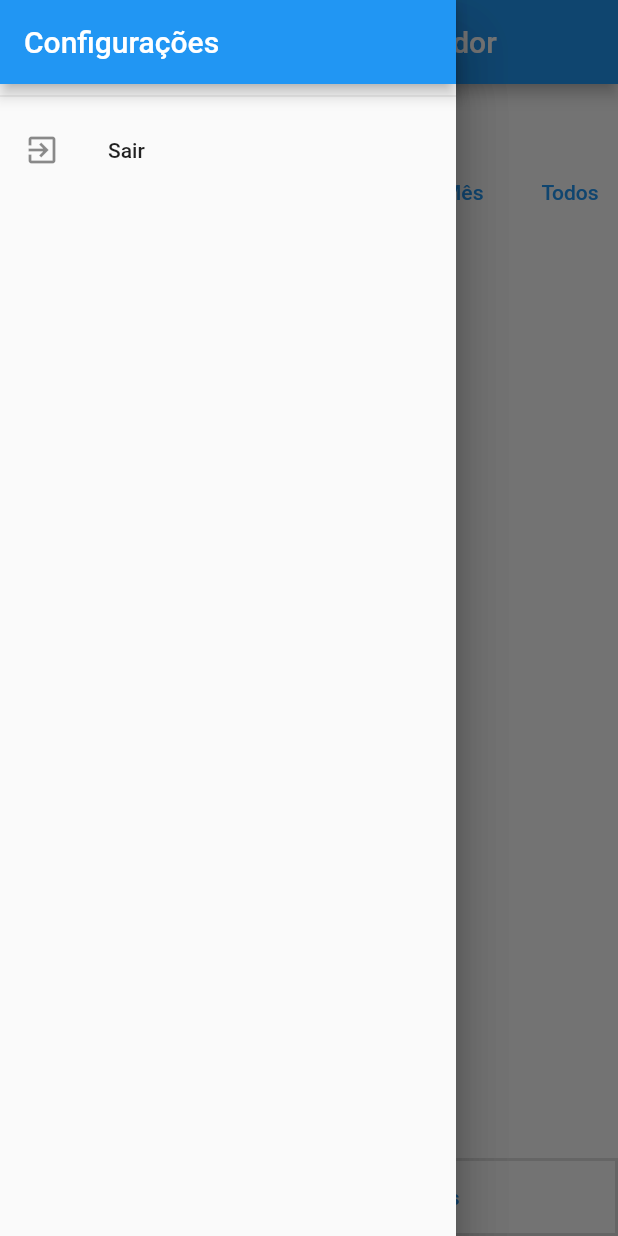
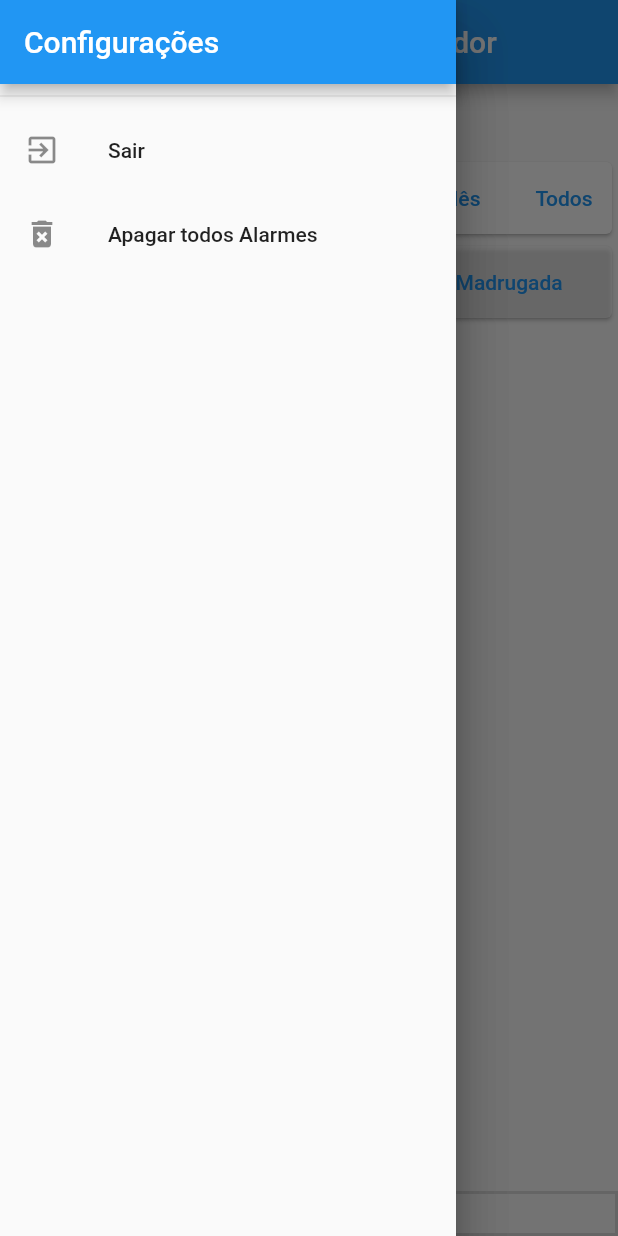
Before and after one commit to noldorj/personal-home-guard-mobile, a Flutter app: the MainManagement screen opened by its route, in the side drawer, after a tap on "Hoje", on a phone screen of 412 x 824 dp. Run offline on Flutter 3.47's test engine with Material 2 defaults, Android fonts, the phone set to English and light mode, and no system bars; our stand-ins replace firebase_auth, firebase_core, firebase_messaging, flutter_local_notifications, shared_preferences, sqflite; accounts and stored records are empty; project files that could hold a hidden picture were left out.

Commit message:
"inclusao de filtros manha, tarde, noite, madrugada. mudança de bota apagar tudo para aba de configurações, qtd de alrmes total"

```diff
--- a/lib/views/login_screen.dart
+++ b/lib/views/login_screen.dart
@@ -14,8 +14,7 @@ class FormLogin extends StatelessWidget {
   Widget build(BuildContext context) {
     final alerts = Provider.of<Alerts>(context, listen: false);
     if (this.msg != null) {
-      print(
-          'FormLogin::build - Message received at loginScreen: ${this.msg.notification.title}');
+      //print(          'FormLogin::build - Message received at loginScreen: ${this.msg.notification.title}');
       alerts.saveAlertDevice(this.msg);
     }
 
--- a/lib/views/mainManagement_screen.dart
+++ b/lib/views/mainManagement_screen.dart
@@ -52,21 +52,6 @@ class _MainManagementState extends State<MainManagement> {
     initializeFlutterFire();
     super.initState();
   }
-
-  /*
-  void getToken() async {
-    var token = await messaging.getToken();
-
-    print('getToken:: Token: $token');
-  }
-  */
-
-  /*
-  void handleMsgFromBackground(msg) async {
-    final alerts = Provider.of<Alerts>(context, listen: false);
-    alerts.saveAlertDevice(msg);
-  }
-  */
 
   void initMessaging() async {
     var androiInit = AndroidInitializationSettings('@mipmap/ic_launcher');
@@ -165,7 +150,8 @@ class _MainManagementState extends State<MainManagement> {
       provisional: false,
       sound: true,
     );
-    //print(        'notitficationPermission:: seetings: ${settings.authorizationStatus}');
+    print(
+        'notitficationPermission:: seetings: ${settings.authorizationStatus}');
   }
 
   _showDatePicker() {
@@ -190,6 +176,7 @@ class _MainManagementState extends State<MainManagement> {
   @override
   Widget build(BuildContext context) {
     final Alerts alertActions = Provider.of<Alerts>(context, listen: false);
+    final alertUpdate = Provider.of<Alerts>(context, listen: true);
 
     if (this.msg != null) {
       //print('_MainManagementState::build - Message received at loginScreen: ${this.msg.notification.title}');
@@ -223,7 +210,9 @@ class _MainManagementState extends State<MainManagement> {
                 onPressed: _showDatePicker,
                 child: Text('Selecionar data'),
               ),
-              Row(
+              Card(
+                color: Colors.white,
+                child: Row(
                   mainAxisAlignment: MainAxisAlignment.spaceBetween,
                   children: [
                     TextButton(
@@ -243,7 +232,8 @@ class _MainManagementState extends State<MainManagement> {
                         child: Text('Ontem')),
                     TextButton(
                       onPressed: () => {
-                      _weekPeriod = DateTime.now().subtract(Duration(days: 7)),
+                        _weekPeriod =
+                            DateTime.now().subtract(Duration(days: 7)),
                         alertActions.loadItemsAfterDate(_weekPeriod),
                         //print('weekPeriod: $_weekPeriod')
                       },
@@ -264,6 +254,38 @@ class _MainManagementState extends State<MainManagement> {
                     ),
                   ],
                 ),
+              ),
+              Card(
+                  color: Colors.white60,
+                  child: Row(
+                    mainAxisAlignment: MainAxisAlignment.spaceEvenly,
+                    children: [
+                      TextButton(
+                          onPressed: () => {
+                                alertActions.loadItemsByPeriod('manha'),
+                                //print('_yesterday: $_yesterday')
+                              },
+                          child: Text('Manhã')),
+                      TextButton(
+                          onPressed: () => {
+                                alertActions.loadItemsByPeriod('tarde'),
+                                //print('_yesterday: $_yesterday')
+                              },
+                          child: Text('Tarde')),
+                      TextButton(
+                          onPressed: () => {
+                                alertActions.loadItemsByPeriod('noite'),
+                                //print('_yesterday: $_yesterday')
+                              },
+                          child: Text('Noite')),
+                      TextButton(
+                          onPressed: () => {
+                                alertActions.loadItemsByPeriod('madrugada'),
+                                //print('_yesterday: $_yesterday')
+                              },
+                          child: Text('Madrugada')),
+                    ],
+                  )),
             ],
           ),
 
@@ -348,20 +370,14 @@ class _MainManagementState extends State<MainManagement> {
         ],
       ),
       bottomNavigationBar: Container(
+        height: 30.0,
         decoration: BoxDecoration(
             border: Border.all(color: Colors.black12, width: 2.0)),
         child: Row(mainAxisAlignment: MainAxisAlignment.center, children: [
-          IconButton(
-            icon: const Icon(Icons.delete_forever),
-            color: Colors.red,
-            tooltip: 'Apagar todos alarmes',
-            onPressed: () => alertActions.deleteAll(),
-            iconSize: 25.0,
-            visualDensity: VisualDensity.comfortable,
+          Text(
+            '  Quantidade alertas: ${alertUpdate.itemsCount}',
+            style: TextStyle(color: Colors.blueGrey),
           ),
-          TextButton(
-              onPressed: () => alertActions.deleteAll(),
-              child: Text('Apagar todos os alarmes')),
         ]),
       ),
     );
--- a/lib/widgets/drawer_configuracoes_sair.dart
+++ b/lib/widgets/drawer_configuracoes_sair.dart
@@ -1,5 +1,6 @@
 import 'package:flutter/material.dart';
 import 'package:provider/provider.dart';
+import 'package:pv/providers/alerts.dart';
 import 'package:pv/providers/auth.dart';
 import 'package:pv/utils/appRoutes.dart';
 //import 'package:pv/utils/appRoutes.dart';
@@ -7,6 +8,8 @@ import 'package:pv/utils/appRoutes.dart';
 class AppDrawer extends StatelessWidget {
   @override
   Widget build(BuildContext context) {
+    final alertActions = Provider.of<Alerts>(context, listen: false);
+
     return Drawer(
       child: Column(
         children: <Widget>[
@@ -26,6 +29,10 @@ class AppDrawer extends StatelessWidget {
               );
             },
           ),
+          ListTile(
+              onTap: () => alertActions.deleteAll(),
+              leading: Icon(Icons.delete_forever),
+              title: Text('Apagar todos Alarmes')),
         ],
       ),
     );
```
Also changed, not shown: lib/providers/alerts.dart (+59 -4 lines), lib/utils/db_util.dart (+23 -0 lines), 1 other file. Lines whose indentation alone changed are shown as unchanged.
